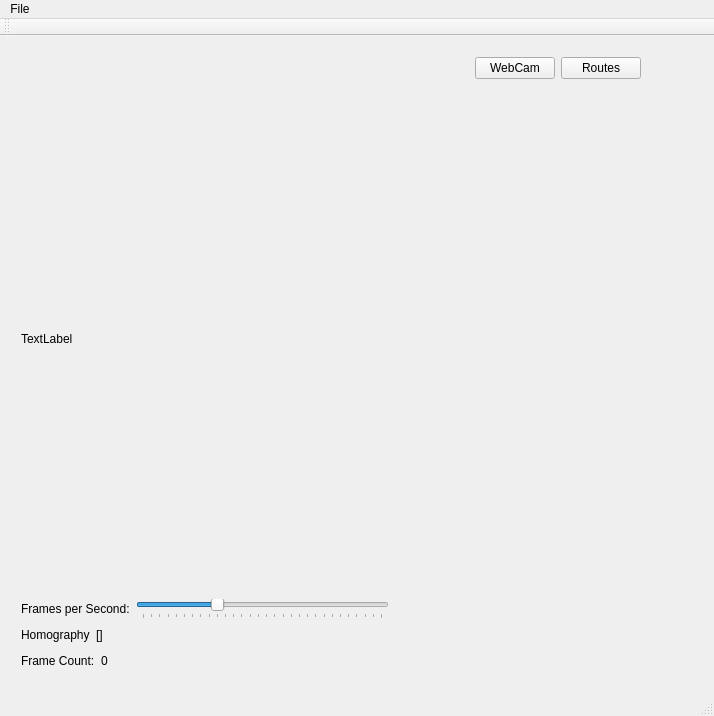
Before: the Qt Designer form cpp/car-gui/main_window.ui in berickson/car, drawn with Qt 5.
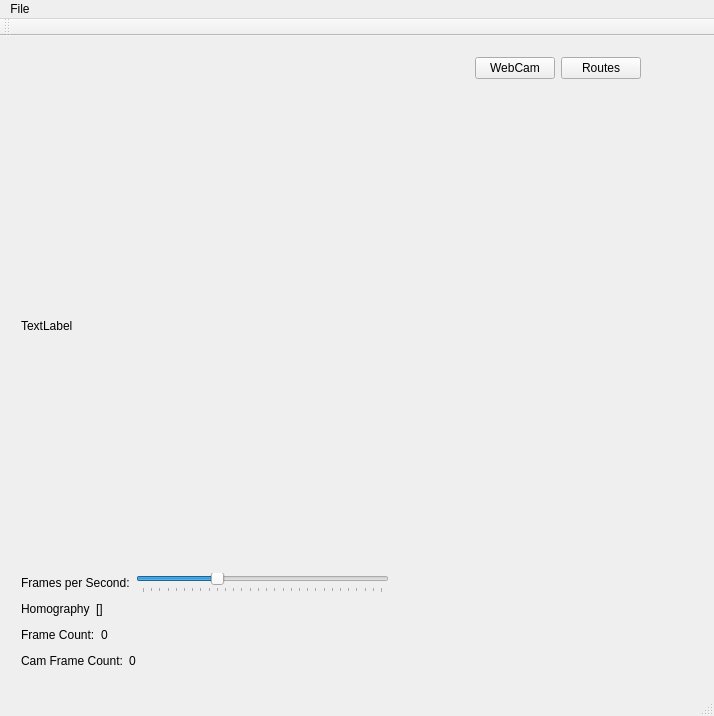
After: the same form once the commit is applied. Icons and pictures are not drawn.

Commit message: Display camera frames grabbed.

What changed in the file:
```diff
--- a/cpp/car-gui/main_window.ui
+++ b/cpp/car-gui/main_window.ui
@@ -195,6 +195,37 @@
        </item>
       </layout>
      </item>
+     <item>
+      <layout class="QHBoxLayout" name="horizontalLayout_6">
+       <item>
+        <widget class="QLabel" name="cam_frame_count_label">
+         <property name="text">
+          <string>Cam Frame Count:</string>
+         </property>
+        </widget>
+       </item>
+       <item>
+        <widget class="QLabel" name="cam_frame_count_text">
+         <property name="text">
+          <string>0</string>
+         </property>
+        </widget>
+       </item>
+       <item>
+        <spacer name="horizontalSpacer_6">
+         <property name="orientation">
+          <enum>Qt::Horizontal</enum>
+         </property>
+         <property name="sizeHint" stdset="0">
+          <size>
+           <width>40</width>
+           <height>20</height>
+          </size>
+         </property>
+        </spacer>
+       </item>
+      </layout>
+     </item>
     </layout>
    </widget>
   </widget>
```
The commit also changes 3 other files.
